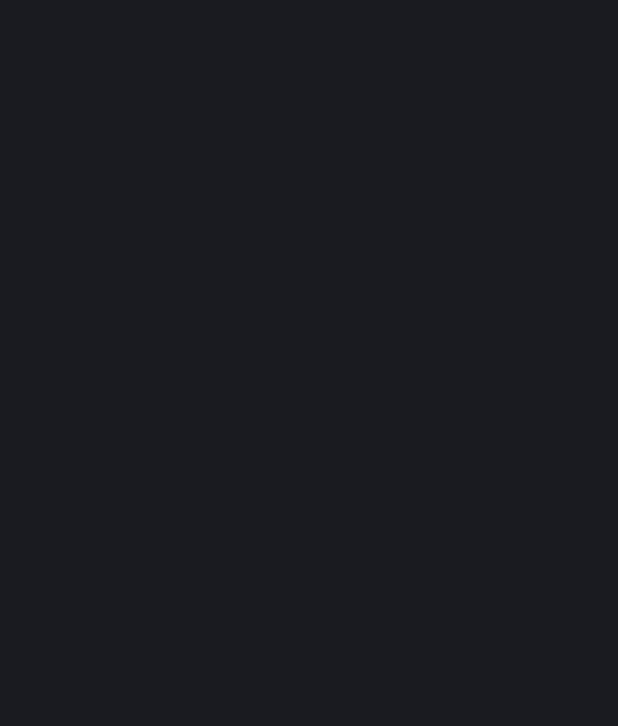
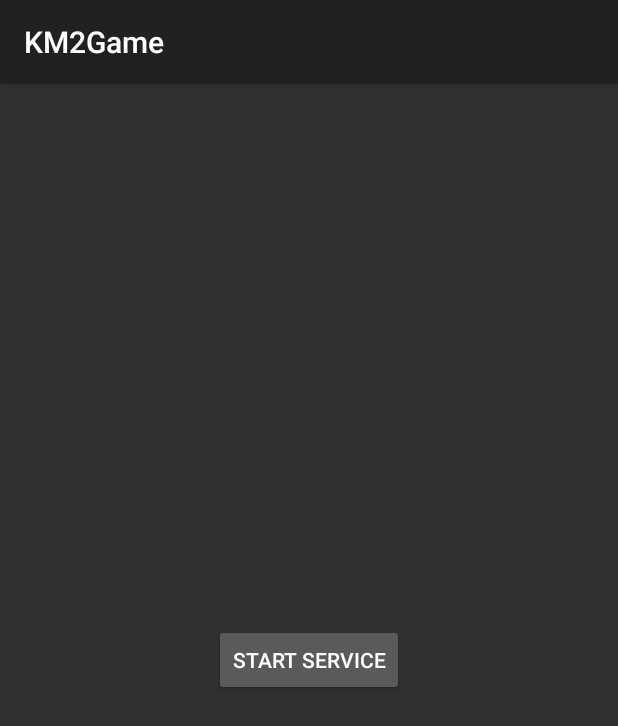
Before and after one commit to phamhiep2506/KM2Game, an Android app: the screen it shows after launch (MainActivity), on a phone screen of 412 x 824 dp. Before the commit the part shown is empty. Shown: the top 726 px of the screen. Run offline under Robolectric (Android 15) with nearby library versions, the phone set to English and light mode, and no system bars.

Commit message:
update overlay service

```diff
--- a/app/build.gradle
+++ b/app/build.gradle
@@ -23,4 +23,5 @@ android {
 }
 
 dependencies {
+    implementation 'com.android.support:appcompat-v7:27.1.1'
 }
--- a/app/src/main/java/com/KM2Game/MainActivity.java
+++ b/app/src/main/java/com/KM2Game/MainActivity.java
@@ -1,18 +1,28 @@
 package com.KM2Game;
 
-import android.app.Activity;
 import android.os.Bundle;
 import android.content.Intent;
+import android.widget.Button;
+import android.view.View;
+import android.support.v7.app.AppCompatActivity;
+import android.view.View.OnClickListener;
 
-public class MainActivity extends Activity {
+public class MainActivity extends AppCompatActivity {
 
     @Override
     public void onCreate(Bundle savedInstanceState) {
 
+        Intent intent = new Intent(this, OverlayService.class);
+
         super.onCreate(savedInstanceState);
         setContentView(R.layout.activity_main);
 
-        startService(new Intent(this, OverlayService.class));
+        Button btnStartService = (Button) findViewById(R.id.btnStartService);
+        btnStartService.setOnClickListener(new OnClickListener() {
+            public void onClick(View v) {
+                startService(intent);
+            }
+        });
 
     }
 
--- a/app/src/main/res/layout/activity_main.xml
+++ b/app/src/main/res/layout/activity_main.xml
@@ -2,5 +2,14 @@
 
 <LinearLayout xmlns:android="http://schemas.android.com/apk/res/android"
     android:layout_width="match_parent"
-    android:layout_height="match_parent">
+    android:layout_height="match_parent"
+    android:gravity="center"
+    android:orientation="vertical">
+
+    <Button
+        android:id="@+id/btnStartService"
+        android:layout_width="wrap_content"
+        android:layout_height="wrap_content"
+        android:text="Start Service" />
+
 </LinearLayout>
--- a/app/src/main/res/values/styles.xml
+++ /dev/null
@@ -1,6 +0,0 @@
-<resources>
-    <style name="NoActionBar">
-        <item name="android:windowActionBar">false</item>
-        <item name="android:windowNoTitle">true</item>
-    </style>
-</resources>
```
Also changed, not shown: app/src/main/AndroidManifest.xml (+6 -6 lines), app/src/main/java/com/KM2Game/OverlayService.java (+21 -1 lines), app/src/main/res/drawable/ic_notification.png (added), 1 other file.
